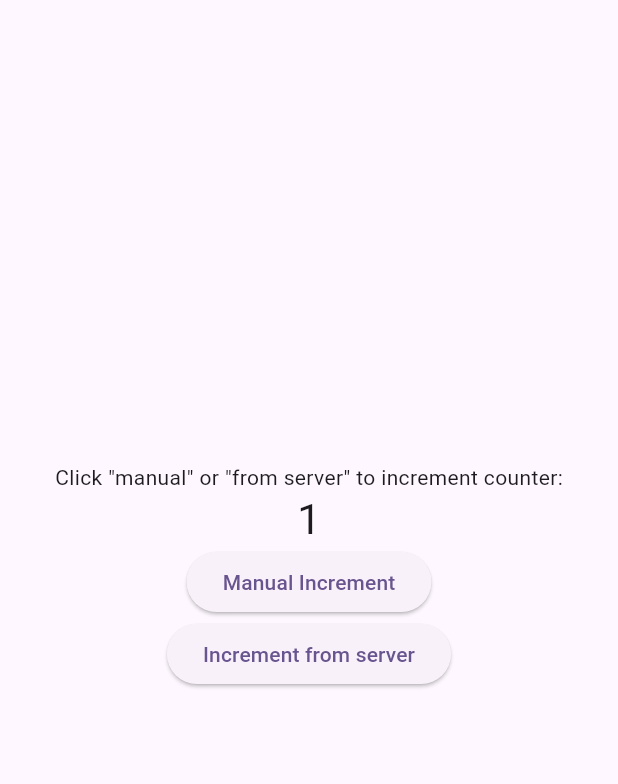
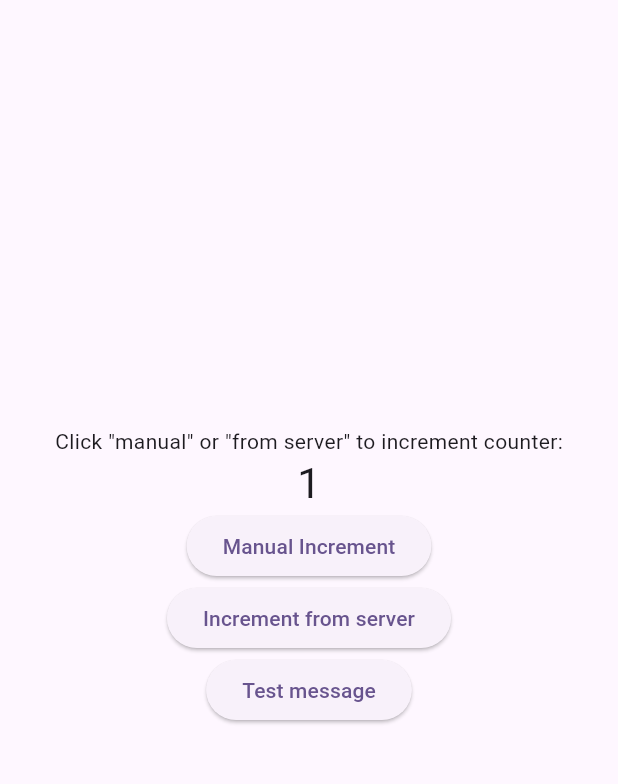
Before and after one commit to dobrunov/Flutter_websocket_app_frontend, a Flutter app: the screen it shows after launch, after a tap on "Manual Increment", after a tap on "Increment from server", on a phone screen of 412 x 824 dp, the part 84-868 px from its top. Run offline on Flutter 3.47's test engine with Material 3 defaults, Android fonts, the phone set to English and light mode, and no system bars; our stand-ins replace flutter_mobx, mobx; generated files the repository leaves out were written again; network calls fail.

Commit message:
added test message button

```diff
--- a/lib/main.dart
+++ b/lib/main.dart
@@ -1,6 +1,6 @@
 import 'package:flutter/material.dart';
 import 'package:flutter_mobx/flutter_mobx.dart';
-import 'package:flutter_websocket_client/store/store.dart';
+import 'package:flutter_websocket_client/store/app_state.dart';
 import 'package:flutter_websocket_client/websocket/websocket_client.dart';
 import 'package:provider/provider.dart';
 
@@ -91,6 +91,10 @@ class _MyHomePageState extends State<MyHomePage> {
               },
               child: const Text('Increment from server'),
             ),
+            ElevatedButton(
+              onPressed: store.home.testMessage,
+              child: const Text('Test message'),
+            ),
           ],
         ),
       ),
--- a/lib/store/home_store.dart
+++ b/lib/store/home_store.dart
@@ -8,11 +8,11 @@ class HomePage = HomePageBase with _$HomePage;
 
 abstract class HomePageBase with Store {
   @observable
-  bool showDisconnect = false;
+  bool isDisconnected = false;
 
   @action
   void updateConnectedState(data) {
-    showDisconnect = data;
+    isDisconnected = data;
   }
 
   @observable
@@ -21,6 +21,11 @@ abstract class HomePageBase with Store {
   @action
   void incrementCounter() {
     counter = counter + 1;
+  }
+
+  @action
+  void testMessage() {
+    //
   }
 
   @action
--- a/lib/websocket/websocket_client.dart
+++ b/lib/websocket/websocket_client.dart
@@ -4,7 +4,7 @@ import 'dart:developer';
 
 import 'package:web_socket_channel/web_socket_channel.dart';
 
-/// Интерфейс для обработки входящих сообщений.
+// Incoming messages handling interface
 abstract class WebSocketEventHandler {
   void onConnected();
   void onDisconnected();
@@ -63,7 +63,7 @@ class WebSocketClient {
 
   void sendMessage(Map<String, dynamic> message) {
     final messageJson = jsonEncode(message);
-    log("Sending message: $messageJson");
+    log("[Sending message]: $messageJson");
     _webSocketChannel?.sink.add(messageJson);
   }
 
@@ -79,8 +79,3 @@ class WebSocketClient {
     _webSocketChannel = null;
   }
 }
-
-class SocketMessageType {
-  static const updateCounter = "UpdateCounter";
-  static const incrementCounter = "IncrementCounter";
-}
```
Also changed, not shown: lib/store/app_state.dart (renamed from lib/store/store.dart, +6 -1 lines), lib/store/app_state.g.dart, lib/store/home_store.g.dart.
